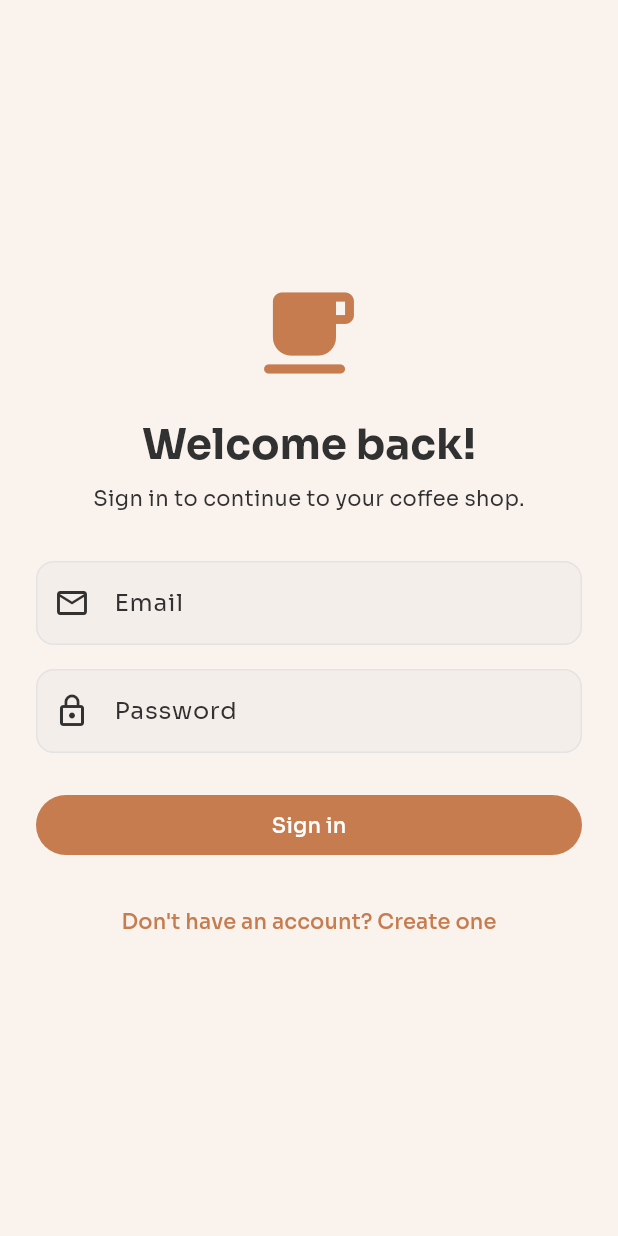
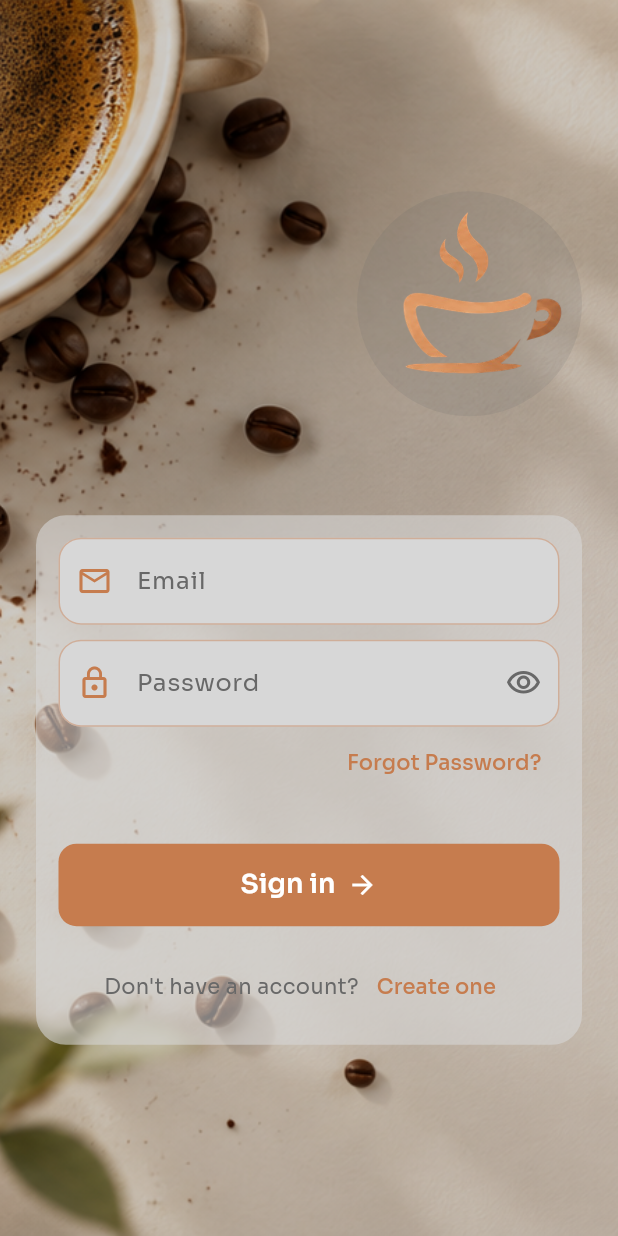
Before and after one commit to AliJohn5/coffe_shop, a Flutter app: the screen it shows after launch, on a phone screen of 412 x 824 dp. Run offline on Flutter 3.47's test engine with Material 3 defaults, Android fonts, the phone set to English and light mode, and no system bars; our stand-ins replace dio, flutter_bloc, flutter_secure_storage, get_it, go_router, shared_preferences.

Commit message:
Add new images and implement login/register UI with custom widgets

```diff
--- a/lib/app/routes/app_pages.dart
+++ b/lib/app/routes/app_pages.dart
@@ -77,6 +77,12 @@ class AppRouter {
           path: AppRoutes.settings,
           builder: (context, state) => const AppSettingsSection(),
         ),
+
+        GoRoute(
+          //TODO: make forget password
+          path: AppRoutes.forgetPasseord,
+          builder: (context, state) => const LoginPage(),
+        ),
       ],
     );
   }
--- a/lib/app/routes/app_routes.dart
+++ b/lib/app/routes/app_routes.dart
@@ -10,5 +10,7 @@ abstract final class AppRoutes {
   static const  register = "/register";
   static const login = "/login";
   static const splash = '/splash';
+  static const forgetPasseord = '/forget-password';
+
   static String productDetailsPath(String id) => '/products/$id';
 }
--- a/lib/core/theme/app_theme.dart
+++ b/lib/core/theme/app_theme.dart
@@ -7,6 +7,7 @@ class AppPalette extends ThemeExtension<AppPalette> {
   final Color text;
   final Color muted;
   final Color background;
+  final Color onSurface;
 
   const AppPalette({
     required this.primary,
@@ -14,6 +15,7 @@ class AppPalette extends ThemeExtension<AppPalette> {
     required this.text,
     required this.muted,
     required this.background,
+    required this.onSurface ,
   });
 
   // Light palette from the original design.
@@ -21,8 +23,9 @@ class AppPalette extends ThemeExtension<AppPalette> {
     primary: Color(0xFFC67C4E),
     secondary: Color(0xFFEDD6C8),
     text: Color(0xFF313131),
-    muted: Color(0xFFE3E3E3),
+    muted: Color.fromARGB(255, 215, 215, 215),
     background: Color(0xFFF9F2ED),
+    onSurface: Color.fromARGB(255, 104, 104, 104)
   );
 
   // Dark palette from the generated design.
@@ -32,6 +35,7 @@ class AppPalette extends ThemeExtension<AppPalette> {
     text: Color(0xFF1F1F1F),
     muted: Color(0xFF3A3A3A),
     background: Color(0xFF2A2A2A),
+    onSurface: Color.fromARGB(255, 198, 192, 188)
   );
 
   // Derived colors for common UI elements.
@@ -54,6 +58,7 @@ class AppPalette extends ThemeExtension<AppPalette> {
     Color? text,
     Color? muted,
     Color? background,
+    Color? onSurface,
   }) {
     return AppPalette(
       primary: primary ?? this.primary,
@@ -61,6 +66,7 @@ class AppPalette extends ThemeExtension<AppPalette> {
       text: text ?? this.text,
       muted: muted ?? this.muted,
       background: background ?? this.background,
+      onSurface: onSurface ?? this.onSurface,
     );
   }
 
@@ -74,6 +80,7 @@ class AppPalette extends ThemeExtension<AppPalette> {
       text: Color.lerp(text, other.text, t)!,
       muted: Color.lerp(muted, other.muted, t)!,
       background: Color.lerp(background, other.background, t)!,
+      onSurface: Color.lerp(onSurface, other.onSurface, t)!,
     );
   }
 }
@@ -95,8 +102,8 @@ class AppTheme {
       onSecondary: palette.onSecondary,
       error: const Color(0xFFBA1A1A),
       onError: Colors.white,
-      surface: palette.background,
-      onSurface: palette.onBackground,
+      surface: palette.muted,
+      onSurface: palette.onSurface,
       outline: palette.muted,
       outlineVariant: palette.muted,
       shadow: Colors.black,
--- /dev/null
+++ b/lib/core/widgets/app_logo.dart
@@ -0,0 +1,23 @@
+import 'package:flutter/material.dart';
+
+class Logo extends StatelessWidget {
+  const Logo({super.key, this.size = 100.0});
+  final double size;
+
+  @override
+  Widget build(BuildContext context) {
+    return Container(
+      width: size,
+      height: size,
+      decoration: BoxDecoration(
+        shape: BoxShape.circle,
+        color: Theme.of(context).colorScheme.onSurface.withAlpha(40),
+      ),
+      child: SizedBox(
+        width: size * 0.6,
+        height: size * 0.6,
+        child: Image.asset('assets/images/logo.png', fit: BoxFit.contain),
+      ),
+    );
+  }
+}
--- a/lib/features/auth/presentation/pages/login_page.dart
+++ b/lib/features/auth/presentation/pages/login_page.dart
@@ -1,3 +1,6 @@
+import 'package:coffe_shop/core/widgets/app_logo.dart';
+import 'package:coffe_shop/features/auth/presentation/widgets/auth_buttom.dart';
+import 'package:coffe_shop/features/auth/presentation/widgets/auth_text_field.dart';
 import 'package:flutter/material.dart';
 import 'package:flutter_bloc/flutter_bloc.dart';
 import 'package:go_router/go_router.dart';
@@ -36,52 +39,63 @@ class _LoginPageState extends State<LoginPage> {
 
   @override
   Widget build(BuildContext context) {
+    String backgroundImage = Theme.of(context).brightness == Brightness.dark
+        ? 'assets/images/login-background.png'
+        : 'assets/images/login-background-light.png';
     return Scaffold(
-      body: SafeArea(
+      body: Container(
+        decoration: BoxDecoration(
+          image: DecorationImage(
+            image: AssetImage(backgroundImage),
+            fit: BoxFit.cover,
+            colorFilter: ColorFilter.mode(
+              Colors.black.withAlpha(50),
+              BlendMode.darken,
+            ),
+          ),
+        ),
+        child: SafeArea(
           child: Center(
             child: SingleChildScrollView(
               padding: const EdgeInsets.all(24),
               child: ConstrainedBox(
                 constraints: const BoxConstraints(maxWidth: 420),
+
                 child: Form(
                   key: _formKey,
                   child: BlocBuilder<AuthCubit, AuthState>(
                     builder: (context, state) {
                       return Column(
                         crossAxisAlignment: CrossAxisAlignment.stretch,
+                        mainAxisSize: MainAxisSize.min,
                         children: [
-                        const Icon(
-                          Icons.local_cafe_rounded,
-                          size: 72,
-                          color: Color(0xFFC67C4E),
+                          Align(
+                            alignment: Alignment.centerRight,
+                            child: Logo(size: 150),
                           ),
-                        const SizedBox(height: 20),
-                        Text(
-                          'Welcome back!',
-                          textAlign: TextAlign.center,
-                          style: Theme.of(context).textTheme.headlineMedium
-                              ?.copyWith(fontWeight: FontWeight.bold),
+                          SizedBox(
+                            height: MediaQuery.of(context).size.height * 0.08,
                           ),
-                        const SizedBox(height: 8),
-                        Text(
-                          'Sign in to continue to your coffee shop.',
-                          textAlign: TextAlign.center,
-                          style: Theme.of(context).textTheme.bodyMedium,
+
+                          Container(
+                            padding: const EdgeInsets.all(15),
+                            decoration: BoxDecoration(
+                              color: Theme.of(context).colorScheme.surface
+                                  .withAlpha(150),
+                              borderRadius: BorderRadius.circular(20),
                             ),
-                        const SizedBox(height: 32),
-
-                        TextFormField(
+                            child: Column(
+                              children: [
+                                AuthTextField(
                                   controller: _emailController,
+                                  label: 'Email',
+                                  icon: Icons.email_outlined,
                                   keyboardType: TextInputType.emailAddress,
-                          autofillHints: const [AutofillHints.email],
-                          decoration: const InputDecoration(
-                            labelText: 'Email',
-                            prefixIcon: Icon(Icons.email_outlined),
-                            border: OutlineInputBorder(),
-                          ),
                                   validator: (value) {
                                     final email = value?.trim() ?? '';
-                            if (email.isEmpty) return 'Email is required';
+                                    if (email.isEmpty) {
+                                      return 'Email is required';
+                                    }
                                     if (!RegExp(r'^[^@\s]+@[^@\s]+\.[^@\s]+$')
                                         .hasMatch(email)) {
                                       return 'Enter a valid email';
@@ -89,17 +103,14 @@ class _LoginPageState extends State<LoginPage> {
                                     return null;
                                   },
                                 ),
-                        const SizedBox(height: 16),
 
-                        TextFormField(
+                                const SizedBox(height: 10),
+
+                                AuthTextField(
                                   controller: _passwordController,
-                          obscureText: true,
-                          autofillHints: const [AutofillHints.password],
-                          decoration: const InputDecoration(
-                            labelText: 'Password',
-                            prefixIcon: Icon(Icons.lock_outline),
-                            border: OutlineInputBorder(),
-                          ),
+                                  label: 'Password',
+                                  icon: Icons.lock_outline,
+                                  isPassword: true,
                                   validator: (value) {
                                     if (value == null || value.isEmpty) {
                                       return 'Password is required';
@@ -113,30 +124,65 @@ class _LoginPageState extends State<LoginPage> {
                                   Text(
                                     state.errorMessage!,
                                     style: TextStyle(
-                              color: Theme.of(context).colorScheme.error,
+                                      color: Theme.of(context)
+                                          .colorScheme
+                                          .error,
                                     ),
                                   ),
                                 ],
+                                Align(
+                                  alignment: Alignment.centerRight,
+                                  child: TextButton(
+                                    onPressed: () =>
+                                        context.go(AppRoutes.forgetPasseord),
+                                    child: Text(
+                                      'Forgot Password?',
+                                      style: TextStyle(
+                                        fontSize: 14,
+                                        color: Theme.of(context)
+                                            .colorScheme
+                                            .primary,
+                                      ),
+                                    ),
+                                  ),
+                                ),
 
-                        const SizedBox(height: 24),
-                        FilledButton(
-                          onPressed: state.isSubmitting ? null : _submit,
-                          child: state.isSubmitting
-                              ? const SizedBox(
-                                  width: 22,
-                                  height: 22,
-                                  child: CircularProgressIndicator(
-                                    strokeWidth: 2,
+                                const SizedBox(height: 30),
+
+                                AuthButton(
+                                  text: 'Sign in',
+                                  isLoading: state.isSubmitting,
+                                  onPressed: _submit,
                                 ),
-                                )
-                              : const Text('Sign in'),
-                        ),
+
                                 const SizedBox(height: 16),
 
+                                Row(
+                                  mainAxisAlignment: MainAxisAlignment.center,
+                                  children: [
+                                    Text(
+                                      "Don't have an account?",
+                                      style: TextStyle(
+                                        color: Theme.of(context)
+                                            .colorScheme
+                                            .onSurface,
+                                      ),
+                                    ),
                                     TextButton(
-                          onPressed: () => context.go(AppRoutes.register),
-                          child: const Text(
-                            "Don't have an account? Create one",
+                                      onPressed: () =>
+                                          context.go(AppRoutes.register),
+                                      child: Text(
+                                        'Create one',
+                                        style: TextStyle(
+                                          color: Theme.of(context)
+                                              .colorScheme
+                                              .primary,
+                                        ),
+                                      ),
+                                    ),
+                                  ],
+                                ),
+                              ],
                             ),
                           ),
                         ],
@@ -148,6 +194,7 @@ class _LoginPageState extends State<LoginPage> {
             ),
           ),
         ),
+      ),
     );
   }
 }
--- /dev/null
+++ b/lib/features/auth/presentation/widgets/auth_buttom.dart
@@ -0,0 +1,62 @@
+import 'package:flutter/material.dart';
+
+class AuthButton extends StatelessWidget {
+  const AuthButton({
+    super.key,
+    required this.text,
+    required this.onPressed,
+    this.isLoading = false,
+  });
+
+  final String text;
+  final VoidCallback? onPressed;
+  final bool isLoading;
+
+  @override
+  Widget build(BuildContext context) {
+    return SizedBox(
+      width: double.infinity,
+      height: 55,
+      child: ElevatedButton(
+        onPressed: isLoading ? null : onPressed,
+        style: ElevatedButton.styleFrom(
+          backgroundColor: Theme.of(context).colorScheme.primary,
+          foregroundColor: Theme.of(context).colorScheme.onPrimary,
+          disabledBackgroundColor: Theme.of(context).colorScheme.secondary
+              .withValues(alpha: 0.6),
+          shape: RoundedRectangleBorder(
+            borderRadius: BorderRadius.circular(12),
+          ),
+          elevation: 0,
+        ),
+        child: isLoading
+            ? SizedBox(
+                width: 24,
+                height: 24,
+                child: CircularProgressIndicator(
+                  strokeWidth: 2.5,
+                  color: Theme.of(context).colorScheme.onPrimary,
+                ),
+              )
+            : Row(
+                mainAxisAlignment: MainAxisAlignment.center,
+                children: [
+                  Text(
+                    text,
+                    style: const TextStyle(
+                      fontSize: 18,
+                      fontWeight: FontWeight.w600,
+                    ),
+                  ),
+                  SizedBox(width: 8),
+                  Icon(
+                    Icons.arrow_forward,
+                    size: 20,
+                    color: Theme.of(context).colorScheme.onPrimary,
+                  ),
+                ],
+              ),
+      ),
+    );
+  }
+}
--- /dev/null
+++ b/lib/features/auth/presentation/widgets/auth_text_field.dart
@@ -0,0 +1,89 @@
+import 'package:flutter/material.dart';
+
+class AuthTextField extends StatefulWidget {
+  const AuthTextField({
+    super.key,
+    required this.controller,
+    required this.label,
+    required this.icon,
+    this.isPassword = false,
+    this.keyboardType,
+    this.validator,
+  });
+
+  final TextEditingController controller;
+  final String label;
+  final IconData icon;
+  final bool isPassword;
+  final TextInputType? keyboardType;
+  final String? Function(String?)? validator;
+
+  @override
+  State<AuthTextField> createState() => _AuthTextFieldState();
+}
+
+class _AuthTextFieldState extends State<AuthTextField> {
+  bool _obscureText = true;
+
+  @override
+  Widget build(BuildContext context) {
+    final caramel = Theme.of(context).colorScheme.primary;
+
+    return TextFormField(
+      controller: widget.controller,
+      validator: widget.validator,
+      keyboardType: widget.keyboardType,
+      obscureText: widget.isPassword && _obscureText,
+      style: TextStyle(color: Theme.of(context).colorScheme.onSurface, fontSize: 16),
+
+      decoration: InputDecoration(
+
+        hintText: widget.label,
+        suffixStyle: TextStyle(color: Theme.of(context).colorScheme.onSurface),
+        hintStyle: TextStyle(color: Theme.of(context).colorScheme.onSurface),
+        prefixIcon: Icon(widget.icon, color: caramel),
+        suffixIcon: widget.isPassword
+            ? IconButton(
+                onPressed: () {
+                  setState(() {
+                    _obscureText = !_obscureText;
+                  });
+                },
+                icon: Icon(
+                  _obscureText
+                      ? Icons.visibility_outlined
+                      : Icons.visibility_off_outlined,
+                  color: Theme.of(context).colorScheme.onSurface,
+                ),
+              )
+            : null,
+        filled: true,
+        fillColor: Theme.of(context).colorScheme.surface,
+        contentPadding: const EdgeInsets.symmetric(
+          horizontal: 20,
+          vertical: 17,
+        ),
+        border: OutlineInputBorder(
+          borderRadius: BorderRadius.circular(15),
+          borderSide: BorderSide(color: caramel.withValues(alpha: 0.45)),
+        ),
+        enabledBorder: OutlineInputBorder(
+          borderRadius: BorderRadius.circular(15),
+          borderSide: BorderSide(color: caramel.withValues(alpha: 0.45)),
+        ),
+        focusedBorder: OutlineInputBorder(
+          borderRadius: BorderRadius.circular(15),
+          borderSide: BorderSide(color: caramel, width: 1.5),
+        ),
+        errorBorder: OutlineInputBorder(
+          borderRadius: BorderRadius.circular(15),
+          borderSide: const BorderSide(color: Colors.redAccent),
+        ),
+        focusedErrorBorder: OutlineInputBorder(
+          borderRadius: BorderRadius.circular(15),
+          borderSide: const BorderSide(color: Colors.redAccent, width: 1.5),
+        ),
+      ),
+    );
+  }
+}
```
Also changed, not shown: lib/features/auth/presentation/pages/register_page.dart (+99 -51 lines), assets/images/Split-Panel Coffee Branding Illustration-3 (Edited).png (added), assets/images/login-background-light.png (added), assets/images/login-background.png (added), assets/images/logo.png (added). Lines whose indentation alone changed are shown as unchanged.
